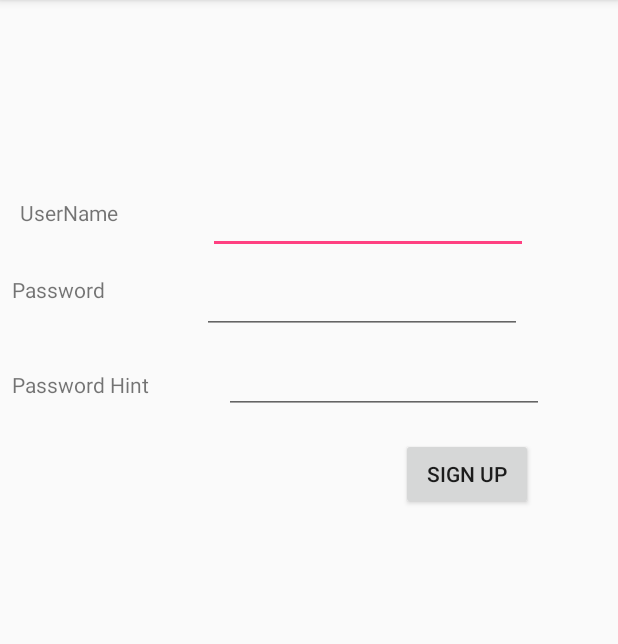
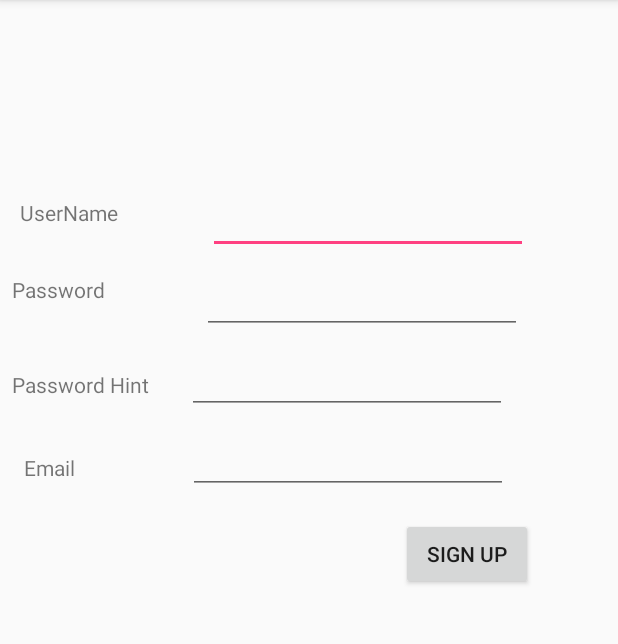
Before and after one commit to jstl1025/MessageBoard, an Android app: the CreateUserActivity screen opened directly, with no data from a screen before it, on a phone screen of 412 x 824 dp, the part 84-728 px from its top. Run offline under Robolectric (Android 15) with nearby library versions, the phone set to English and light mode, and no system bars; our stand-ins replace Firebase (no records; nobody signed in at launch, a user with empty details on screens opened directly).

Commit message:
users authenticate with firebase using email and password

```diff
--- a/app/src/main/java/com/prototype/messageboard/CreateUserActivity.java
+++ b/app/src/main/java/com/prototype/messageboard/CreateUserActivity.java
@@ -1,45 +1,145 @@
 package com.prototype.messageboard;
 
+import android.support.annotation.NonNull;
 import android.support.v7.app.AppCompatActivity;
 import android.os.Bundle;
+import android.text.TextUtils;
+import android.util.Log;
 import android.view.View;
 import android.widget.Button;
 import android.widget.EditText;
+import android.widget.Toast;
 
+import com.google.android.gms.tasks.OnCompleteListener;
+import com.google.android.gms.tasks.Task;
+import com.google.firebase.auth.AuthResult;
+import com.google.firebase.auth.FirebaseAuth;
+import com.google.firebase.auth.FirebaseUser;
 import com.google.firebase.database.DatabaseReference;
 import com.google.firebase.database.FirebaseDatabase;
 import com.google.firebase.storage.StorageReference;
 
 public class CreateUserActivity extends AppCompatActivity {
 
-    private Button signUp;
-    private EditText userName;
-    private EditText password;
-    private EditText passwordHint;
+    private static final String TAG = "EmailPassword";
+
+    private Button signUpButton;
+    private EditText userNameField;
+    private EditText passwordField;
+    private EditText passwordHintField;
+    private EditText emailField;
+    private DatabaseReference mDatabase;
+    private FirebaseAuth mAuth;
 
     @Override
     protected void onCreate(Bundle savedInstanceState) {
         super.onCreate(savedInstanceState);
         setContentView(R.layout.activity_create_user);
-        final FirebaseDatabase database = FirebaseDatabase.getInstance();
 
-        signUp=(Button) findViewById(R.id.signUp);
-        userName = (EditText) findViewById(R.id.userName);
-        password = (EditText) findViewById(R.id.password);
-        passwordHint = (EditText) findViewById(R.id.passwordHint);
+        //button & views
+        signUpButton=(Button) findViewById(R.id.signUp);
+        userNameField = (EditText) findViewById(R.id.userName);
+        passwordField = (EditText) findViewById(R.id.password);
+        passwordHintField = (EditText) findViewById(R.id.passwordHint);
+        emailField = (EditText) findViewById(R.id.email);
 
-        /*signUp.setOnClickListener(new View.OnClickListener() {
+        //real time database
+        mDatabase = FirebaseDatabase.getInstance().getReference();
+
+        //initialize auth
+        mAuth = FirebaseAuth.getInstance();
+
+        signUpButton.setOnClickListener(new View.OnClickListener() {
             @Override
             public void onClick(View view) {
-                DatabaseReference userRef = database.getReference("User");
+                createAccount(
+                        userNameField.getText().toString(),
+                        passwordField.getText().toString(),
+                        passwordHintField.getText().toString(),
+                        emailField.getText().toString()
+                );
+            }
+        });
+    }
 
-                String newUser = userName.getText().toString();
-                String newPassword = password.getText().toString();
-                String newHint = passwordHint.getText().toString();
+    @Override
+    protected void onStart() {
+        super.onStart();
 
-                DatabaseReference userNameRef = userRef.child(newUser);
-                userNameRef.setValue(newPassword);
+        FirebaseUser currentUser = mAuth.getCurrentUser();
+        //updateUI(currentUser);
+    }
+
+    private void createAccount(String userName, String password, String passwordHint, String email){
+        Log.d(TAG, "createAccount:"+email);
+        if (!validateForm()){
+            return;
+        }
+
+        //showProgressDialog();
+
+        mAuth.createUserWithEmailAndPassword(email,password).addOnCompleteListener(this, new OnCompleteListener<AuthResult>() {
+            @Override
+            public void onComplete(@NonNull Task<AuthResult> task) {
+                if (task.isSuccessful()){
+                    Log.d(TAG, "createUserWithEmail:success");
+                    FirebaseUser user = mAuth.getCurrentUser();
+                    //updateUI(user);
+                }else{
+                    Log.w(TAG, "createUserWithEmail:failure", task.getException());
+                    Toast.makeText(CreateUserActivity.this, "Authentication failed.",Toast.LENGTH_SHORT).show();
+                    //updateUI(null);
+                }
+                //hideProgressDialog();
             }
-        });*/
+        });
+        //writeNewUser(userName,password,passwordHint);
     }
+
+    private boolean validateForm(){
+        boolean valid = true;
+
+        String userName = userNameField.getText().toString();
+        String password = passwordField.getText().toString();
+        String email = emailField.getText().toString();
+
+
+        if (TextUtils.isEmpty(userName)){
+            userNameField.setError("REQUIRED");
+            valid = false;
+        }else{
+            userNameField.setError(null);
+        }
+
+        if (TextUtils.isEmpty(password)){
+            passwordField.setError("REQUIRED");
+            valid = false;
+        }else{
+            passwordField.setError(null);
+        }
+
+        if (TextUtils.isEmpty(email)){
+            emailField.setError("REQUIRED");
+            valid = false;
+        }else{
+            emailField.setError(null);
+        }
+        return valid;
+    }
+
+    /*private void updateUI(FirebaseUser user){
+        //hideProgrssDialog();
+
+        if (user!=null){
+
+        }
+    }*/
+
+    /*private void writeNewUser(String userName, String password, String passwordHint){
+        User user = new User(userName);
+        user.setPassword(password);
+        user.setPasswordHint(passwordHint);
+
+        mDatabase.child("users").child(userName).setValue(user);
+    }*/
 }
--- a/app/src/main/java/com/prototype/messageboard/User.java
+++ b/app/src/main/java/com/prototype/messageboard/User.java
@@ -2,9 +2,13 @@ package com.prototype.messageboard;
 
 public class User {
 
-    private String userName;
+    public String userName;
     private String password;
     private String passwordHint;
+
+    public User(){
+
+    }
 
     public User(String userName){
         this.userName=userName;
--- a/app/src/main/res/layout/activity_create_user.xml
+++ b/app/src/main/res/layout/activity_create_user.xml
@@ -33,6 +33,17 @@
         android:id="@+id/textView3"
         android:layout_width="wrap_content"
         android:layout_height="wrap_content"
+        android:layout_marginLeft="16dp"
+        android:layout_marginStart="16dp"
+        android:layout_marginTop="36dp"
+        android:text="Email"
+        app:layout_constraintStart_toStartOf="parent"
+        app:layout_constraintTop_toBottomOf="@+id/textView8" />
+
+    <TextView
+        android:id="@+id/textView8"
+        android:layout_width="wrap_content"
+        android:layout_height="wrap_content"
         android:layout_marginStart="8dp"
         android:layout_marginTop="44dp"
         android:text="Password Hint"
@@ -64,6 +75,20 @@
         app:layout_constraintTop_toBottomOf="@+id/userName" />
 
     <EditText
+        android:id="@+id/email"
+        android:layout_width="wrap_content"
+        android:layout_height="wrap_content"
+        android:layout_marginEnd="8dp"
+        android:layout_marginStart="8dp"
+        android:layout_marginTop="8dp"
+        android:ems="10"
+        android:inputType="textPersonName"
+        app:layout_constraintEnd_toEndOf="parent"
+        app:layout_constraintHorizontal_bias="0.51"
+        app:layout_constraintStart_toEndOf="@+id/textView3"
+        app:layout_constraintTop_toBottomOf="@+id/passwordHint" />
+
+    <EditText
         android:id="@+id/passwordHint"
         android:layout_width="wrap_content"
         android:layout_height="wrap_content"
@@ -87,7 +112,7 @@
         app:layout_constraintEnd_toEndOf="parent"
         app:layout_constraintHorizontal_bias="0.842"
         app:layout_constraintStart_toStartOf="parent"
-        app:layout_constraintTop_toBottomOf="@+id/passwordHint" />
+        app:layout_constraintTop_toBottomOf="@+id/email" />
 
 
 </android.support.constraint.ConstraintLayout>
```
